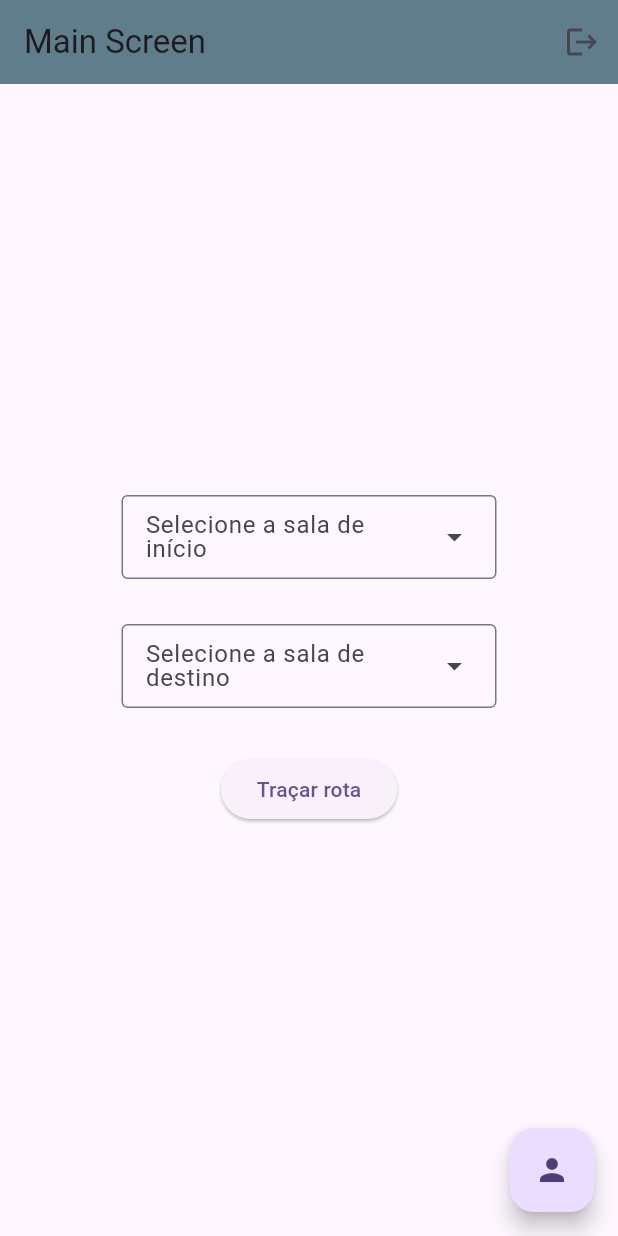
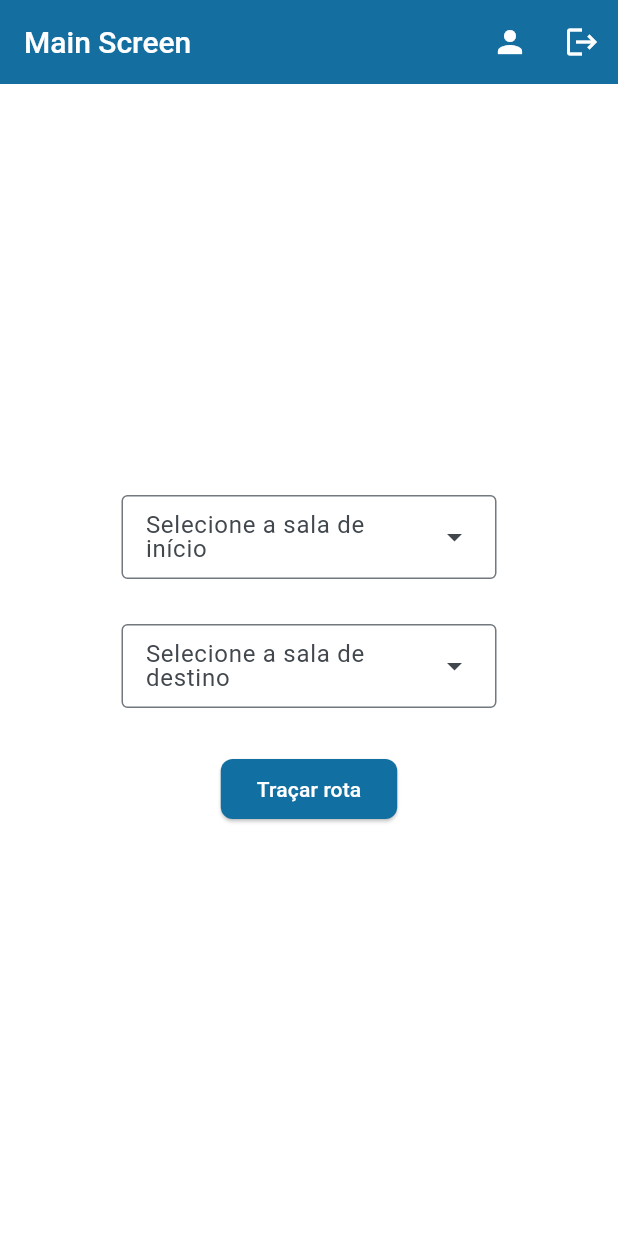
Before and after one commit to MarceloECOliveira/ft_loc, a Flutter app: the screen it shows once a user with an empty profile is signed in, on a phone screen of 412 x 824 dp. Run offline on Flutter 3.47's test engine with Material 3 defaults, Android fonts, the phone set to English and light mode, and no system bars; our stand-ins replace cloud_firestore, firebase_auth, firebase_core, flutter_bloc, flutter_map, geolocator and 2 more; accounts and stored records are empty; generated files the repository leaves out were written again.

Commit message:
UI updates

```diff
--- a/lib/main.dart
+++ b/lib/main.dart
@@ -36,9 +36,58 @@ class MyApp extends StatelessWidget {
         ),
       ],
       child: MaterialApp(
-        title: 'Flutter Demo',
+        title: 'FT Loc',
         theme: ThemeData(
-          colorScheme: ColorScheme.fromSeed(seedColor: Colors.deepPurple),
+          useMaterial3: true,
+          // 1. O ColorScheme é o cérebro do tema moderno.
+          // Usamos ColorScheme.fromSeed para que o Flutter gere uma paleta
+          // de cores harmoniosa a partir da sua cor principal.
+          colorScheme: ColorScheme.fromSeed(
+            seedColor: const Color(0xFF126fa2),
+            brightness: Brightness.light,
+            // 'surface' agora controla tanto o fundo como as superfícies.
+            surface: Colors.white,
+            // 'onSurface' agora controla o texto em ambos.
+            onSurface: const Color(0xFF1f1a17),
+          ),
+
+          // 2. (Opcional mas recomendado) Estilos específicos para widgets
+          appBarTheme: const AppBarTheme(
+            backgroundColor: Color(
+              0xFF126fa2,
+            ), // Garante que a AppBar use a cor primária
+            foregroundColor: Colors.white, // Texto e ícones brancos na AppBar
+            elevation: 2.0,
+            titleTextStyle: TextStyle(
+              fontSize: 20,
+              fontWeight: FontWeight.w500,
+              color: Colors.white,
+            ),
+          ),
+
+          floatingActionButtonTheme: const FloatingActionButtonThemeData(
+            backgroundColor: Color(0xFF126fa2), // FAB usa a cor primária
+            foregroundColor: Colors.white,
+          ),
+
+          elevatedButtonTheme: ElevatedButtonThemeData(
+            style: ElevatedButton.styleFrom(
+              backgroundColor: const Color(
+                0xFF126fa2,
+              ), // Botões usam a cor primária
+              foregroundColor: Colors.white,
+              shape: RoundedRectangleBorder(
+                borderRadius: BorderRadius.circular(8),
+              ),
+            ),
+          ),
+
+          // Define a cor de texto padrão para o corpo da aplicação
+          textTheme: const TextTheme(
+            bodyMedium: TextStyle(color: Color(0xFF1f1a17)),
+            titleLarge: TextStyle(color: Color(0xFF1f1a17)),
+            // ... pode definir outros estilos de texto aqui
+          ),
         ),
         home: Wrapper(),
       ),
--- a/lib/views/edit_profile_screen.dart
+++ b/lib/views/edit_profile_screen.dart
@@ -88,9 +88,9 @@ class _EditProfileScreenState extends State<EditProfileScreen> {
       child: Scaffold(
         appBar: AppBar(
           title: const Text("Edit Profile Screen"),
-          backgroundColor: Colors.blueGrey,
         ),
-        body: FutureBuilder(
+        body: SafeArea(
+          child: FutureBuilder(
             future: _signUpDataFuture,
             builder: (context, snapshot) {
               if (snapshot.connectionState == ConnectionState.waiting) {
@@ -220,7 +220,6 @@ class _EditProfileScreenState extends State<EditProfileScreen> {
                                 height: 20,
                                 width: 20,
                                 child: CircularProgressIndicator(
-                                color: Colors.white,
                                   strokeWidth: 2,
                                 ),
                               )
@@ -233,6 +232,7 @@ class _EditProfileScreenState extends State<EditProfileScreen> {
             },
           ),
         ),
+      ),
     );
   }
 }
--- a/lib/views/home_screen.dart
+++ b/lib/views/home_screen.dart
@@ -13,9 +13,9 @@ class HomeScreen extends StatelessWidget {
     return Scaffold(
       appBar: AppBar(
         title: Text("Home Screen"),
-        backgroundColor: Colors.blueGrey,
       ),
-      body: Center(
+      body: SafeArea(
+        child: Center(
           child: ConstrainedBox(
             constraints: BoxConstraints(maxWidth: 300),
             child: Column(
@@ -58,6 +58,7 @@ class HomeScreen extends StatelessWidget {
             ),
           ),
         ),
+      ),
     );
   }
 
--- a/lib/views/main_screen.dart
+++ b/lib/views/main_screen.dart
@@ -69,8 +69,18 @@ class _MainScreenState extends State<MainScreen> {
         return Scaffold(
           appBar: AppBar(
             title: Text("Main Screen"),
-            backgroundColor: Colors.blueGrey,
             actions: [
+              IconButton(
+                icon: Icon(Icons.person),
+                onPressed: () {
+                  Navigator.push(
+                    context,
+                    MaterialPageRoute(
+                      builder: (context) => const ProfileScreen(),
+                    ),
+                  );
+                },
+              ),
               // Mover para a lista de 'actions'
               IconButton(
                 // Usar IconButton que é mais apropriado para AppBars
@@ -81,7 +91,8 @@ class _MainScreenState extends State<MainScreen> {
               ),
             ],
           ),
-          body: Center(
+          body: SafeArea(
+            child: Center(
               child: ConstrainedBox(
                 constraints: BoxConstraints(maxWidth: 300),
                 child: Column(
@@ -154,14 +165,6 @@ class _MainScreenState extends State<MainScreen> {
                 ),
               ),
             ),
-          floatingActionButton: FloatingActionButton(
-            child: Icon(Icons.person),
-            onPressed: () {
-              Navigator.push(
-                context,
-                MaterialPageRoute(builder: (context) => const ProfileScreen()),
-              );
-            },
           ),
         );
       },
--- a/lib/views/sign_in_screen.dart
+++ b/lib/views/sign_in_screen.dart
@@ -47,9 +47,9 @@ class _SignInScreenState extends State<SignInScreen> {
       child: Scaffold(
         appBar: AppBar(
           title: Text("Sign In Screen"),
-          backgroundColor: Colors.blueGrey,
         ),
-        body: Center(
+        body: SafeArea(
+          child: Center(
             child: ConstrainedBox(
               constraints: BoxConstraints(maxWidth: 300),
               child: SingleChildScrollView(
@@ -113,7 +113,6 @@ class _SignInScreenState extends State<SignInScreen> {
                               height: 20,
                               width: 20,
                               child: CircularProgressIndicator(
-                              color: Colors.white,
                                 strokeWidth: 2,
                               ),
                             )
@@ -125,6 +124,7 @@ class _SignInScreenState extends State<SignInScreen> {
             ),
           ),
         ),
+      ),
     );
   }
 }
--- a/lib/views/sign_up_screen.dart
+++ b/lib/views/sign_up_screen.dart
@@ -124,9 +124,9 @@ class _SignUpScreenState extends State<SignUpScreen> {
           return Scaffold(
             appBar: AppBar(
               title: Text("Sign Up Screen"),
-              backgroundColor: Colors.blueGrey,
             ),
-            body: Center(
+            body: SafeArea(
+              child: Center(
                 child: ConstrainedBox(
                   constraints: BoxConstraints(maxWidth: 300),
                   child: SingleChildScrollView(
@@ -245,7 +245,6 @@ class _SignUpScreenState extends State<SignUpScreen> {
                                   height: 20,
                                   width: 20,
                                   child: CircularProgressIndicator(
-                                  color: Colors.white,
                                     strokeWidth: 2,
                                   ),
                                 )
@@ -256,6 +255,7 @@ class _SignUpScreenState extends State<SignUpScreen> {
                   ),
                 ),
               ),
+            ),
           );
         },
       ),
```
Also changed, not shown: lib/views/map_screen.dart (+11 -18 lines), lib/views/profile_screen.dart (+12 -13 lines). Lines whose indentation alone changed are shown as unchanged.
